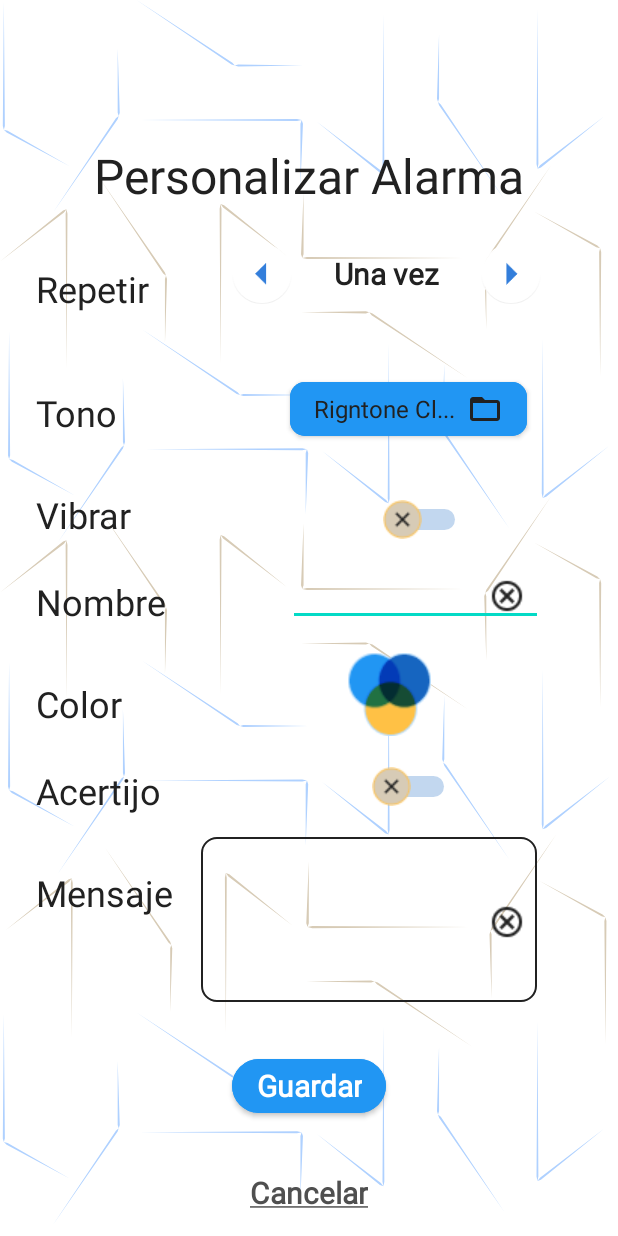
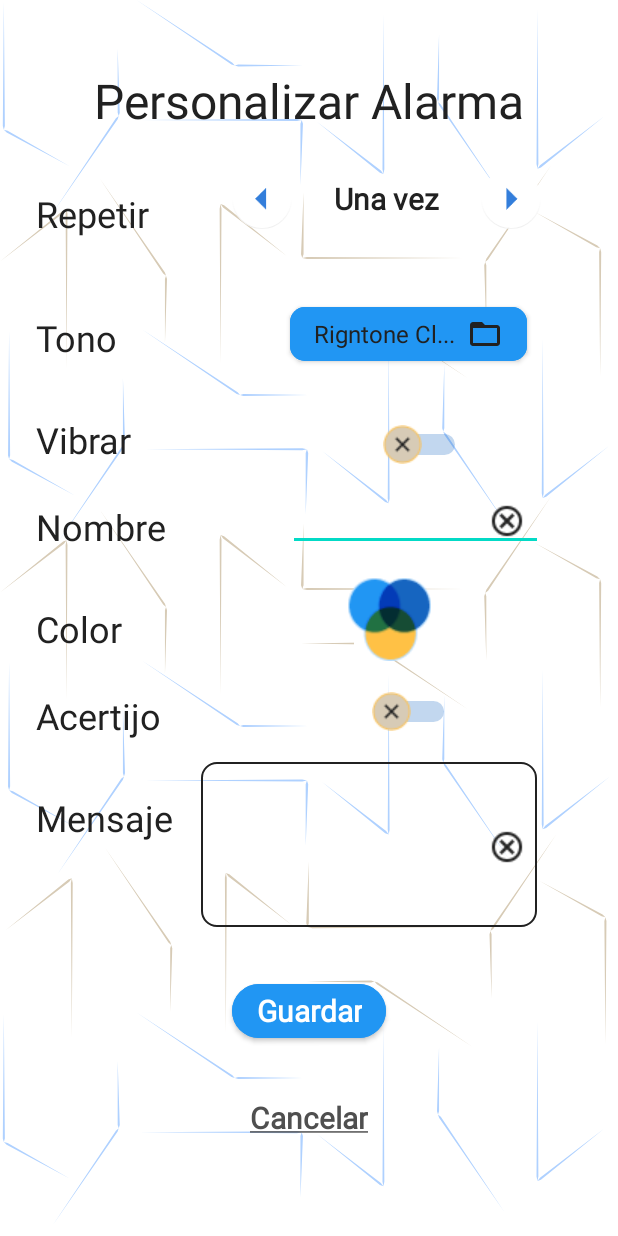
Before and after one commit to cczapatat/misw4302-2024-14-ux, an Android app: the PersonalizarAlarmaActivity screen opened directly, with no data from a screen before it, on a phone screen of 412 x 824 dp. Run offline under Robolectric (Android 15) with nearby library versions, the phone set to English and light mode, and no system bars.

Commit message:
Fix Tamaño

```diff
--- a/app/src/main/res/layout/activity_personalizar_alarma.xml
+++ b/app/src/main/res/layout/activity_personalizar_alarma.xml
@@ -59,7 +59,7 @@
         android:id="@+id/personalizar_alarma_titulo"
         android:layout_width="wrap_content"
         android:layout_height="wrap_content"
-        android:layout_marginTop="95dp"
+        android:layout_marginTop="45dp"
         android:backgroundTint="@color/negro_app"
         android:fontFamily="@font/roboto"
         android:text="Personalizar Alarma"
```
